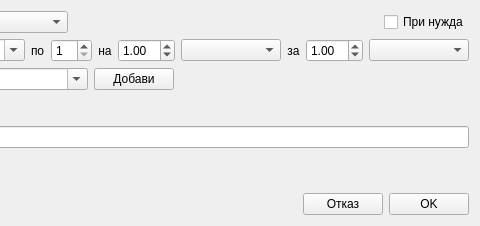
Above: src/View/Widgets/DosageDialog.ui from thefinalcutbg/DinoDent before the change; both pictures show x 206 to 686 and y 0 to 226 of the 686 by 226 pixel window. Below: the same form after it.
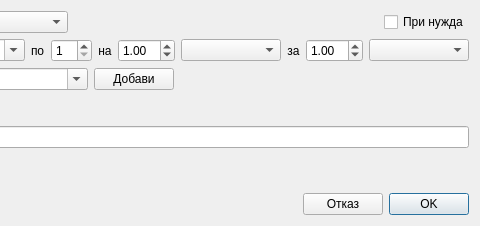
That is the form after the change.

Patch:
```diff
--- a/src/View/Widgets/DosageDialog.ui
+++ b/src/View/Widgets/DosageDialog.ui
@@ -381,10 +381,10 @@
         <string>OK</string>
        </property>
        <property name="autoDefault">
-        <bool>false</bool>
+        <bool>true</bool>
        </property>
        <property name="default">
-        <bool>false</bool>
+        <bool>true</bool>
        </property>
       </widget>
      </item>
```
